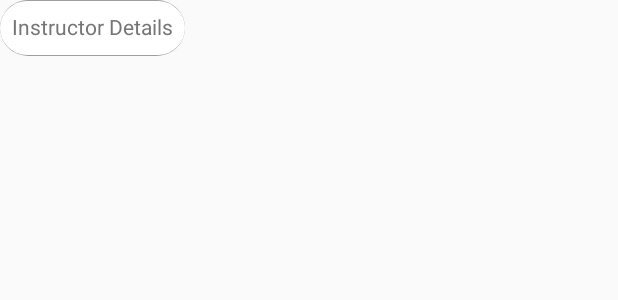
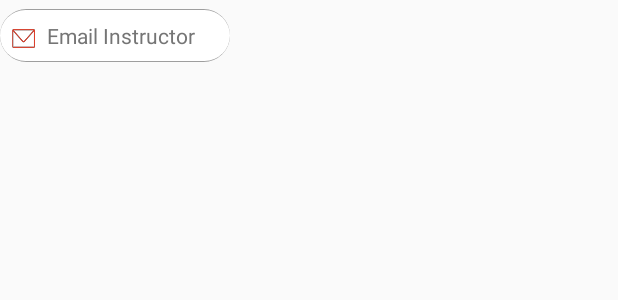
Before and after one commit to ryrency/CMPE277-Team-Zen-ChatBOT, an Android app: the layout suggestion_content_layout.xml on its own in the app's theme, with its tools: preview values and no code run, on a phone screen of 412 x 824 dp. Shown: the top 300 px of the screen. Run offline under Robolectric (Android 15) with nearby library versions, the phone set to English and light mode, and no system bars.

Commit message:
fixed textview overlapping issue

```diff
--- a/app/src/main/res/layout/suggestion_content_layout.xml
+++ b/app/src/main/res/layout/suggestion_content_layout.xml
@@ -1,33 +1,33 @@
 <?xml version="1.0" encoding="utf-8"?>
-<LinearLayout xmlns:android="http://schemas.android.com/apk/res/android"
+<android.support.constraint.ConstraintLayout xmlns:android="http://schemas.android.com/apk/res/android"
     android:layout_width="wrap_content"
     android:layout_height="wrap_content"
-    android:paddingEnd="8dp"
-    android:clickable="true">
+    xmlns:app="http://schemas.android.com/apk/res-auto"
+    android:clickable="true"
+    android:layout_marginTop="6dp"
+    android:background="@drawable/button_back">
 
-
-   <!-- <ImageButton
-        android:id="@+id/suggestion_img_btn"
-        android:layout_width="match_parent"
-        android:layout_height="match_parent"
-        android:clickable="true"
-        android:paddingTop="8dp"
-        android:layout_weight="1"
-        android:adjustViewBounds="true"
-        android:src="@drawable/course_website"
-        android:scaleType="fitCenter"/>
-  -->
+    <ImageView
+        android:id="@+id/suggestion_icons"
+        android:layout_width="15dp"
+        android:layout_height="15dp"
+        app:layout_constraintLeft_toLeftOf="parent"
+        android:layout_marginTop="12dp"
+        android:layout_marginStart="8dp"
+        app:layout_constraintRight_toLeftOf="@id/suggestion_tv"
+        android:src="@drawable/email_icon"
+        app:layout_constraintTop_toTopOf="parent"/>
 
     <TextView
         android:id="@+id/suggestion_tv"
         android:layout_width="wrap_content"
-        android:layout_height="37dp"
-        android:background="@drawable/button_back"
-        android:text="Instructor Details"
+        android:layout_height="wrap_content"
+        android:text="Email Instructor"
         android:textColor="@color/darkGrey"
         android:textSize="14dp"
-        android:paddingRight="8dp"
+        app:layout_constraintLeft_toLeftOf="parent"
+        app:layout_constraintRight_toRightOf="parent"
         android:paddingLeft="8dp"
         android:paddingTop="8dp"
         android:paddingBottom="8dp"/>
-</LinearLayout>
+</android.support.constraint.ConstraintLayout>
```
Also changed, not shown: app/src/main/java/edu/sjsu/zen/adapter/SuggestionsAdapter.java (+12 -2 lines), app/src/main/java/edu/sjsu/zen/models/Suggestion.java (+23 -23 lines), app/src/main/res/layout/item_message_chatbot.xml (+14 -15 lines).
